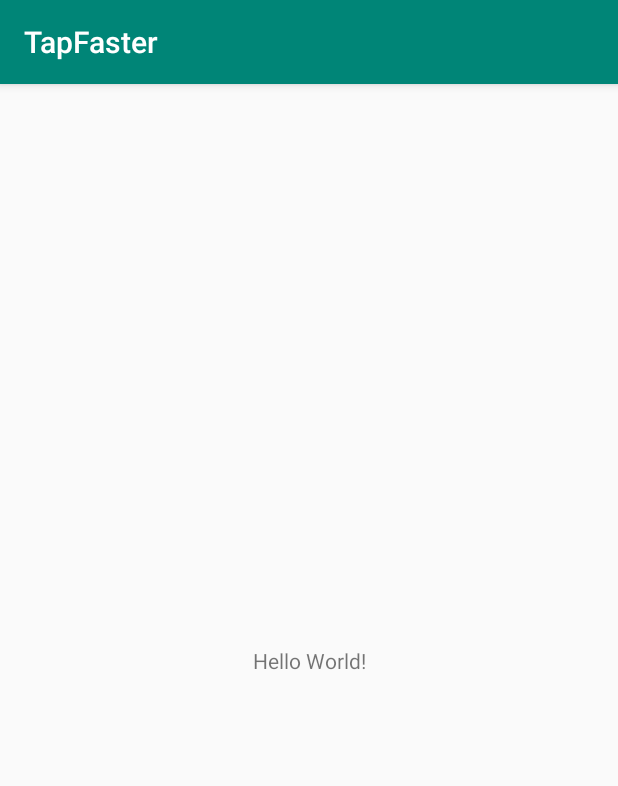
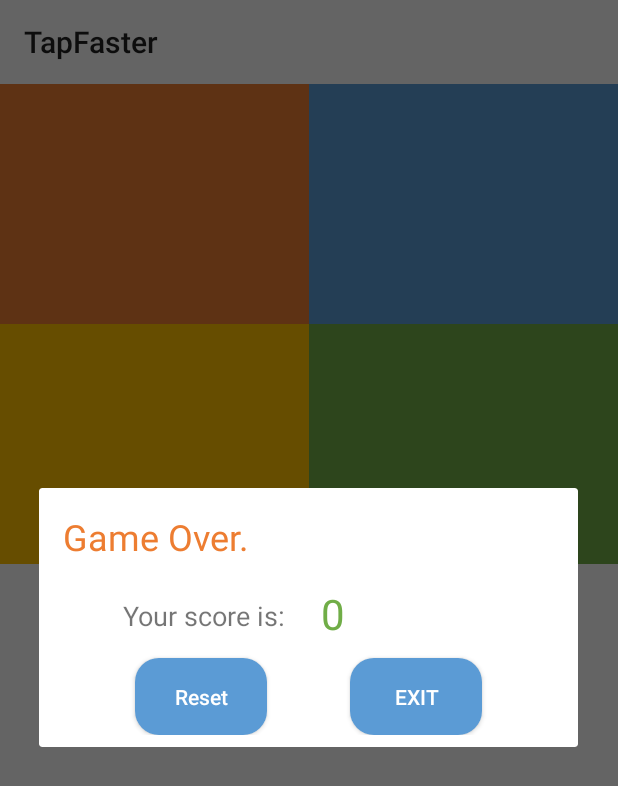
Before and after one commit to rahulkhatri19/TapFaster, an Android app: the screen it shows after launch (MainActivity before the commit, GameActivity after it), on a phone screen of 412 x 824 dp. Shown: the top 786 px of the screen. Run offline under Robolectric (Android 15) with nearby library versions, the phone set to English and light mode, and no system bars; 12 statements that could not run were skipped.

Commit message:
Game initial code

```diff
--- a/app/build.gradle
+++ b/app/build.gradle
@@ -24,7 +24,7 @@ android {
 
 dependencies {
     implementation fileTree(dir: 'libs', include: ['*.jar'])
-    implementation"org.jetbrains.kotlin:kotlin-stdlib-jdk7:$kotlin_version"
+    implementation "org.jetbrains.kotlin:kotlin-stdlib-jdk7:$kotlin_version"
     implementation 'androidx.appcompat:appcompat:1.0.2'
     implementation 'androidx.core:core-ktx:1.0.2'
     implementation 'androidx.constraintlayout:constraintlayout:1.1.3'
--- a/app/src/main/AndroidManifest.xml
+++ b/app/src/main/AndroidManifest.xml
@@ -4,18 +4,24 @@
 
     <application
         android:allowBackup="true"
-        android:icon="@mipmap/ic_launcher"
+        android:icon="@drawable/app_logo"
         android:label="@string/app_name"
-        android:roundIcon="@mipmap/ic_launcher_round"
+        android:roundIcon="@drawable/app_logo"
         android:supportsRtl="true"
         android:theme="@style/AppTheme">
-        <activity android:name=".MainActivity">
+        <activity android:name=".GameActivity"
+            android:theme="@style/AppTheme.NoActionBar">
             <intent-filter>
                 <action android:name="android.intent.action.MAIN" />
 
                 <category android:name="android.intent.category.LAUNCHER" />
             </intent-filter>
         </activity>
+        <activity android:name=".MainActivity">
+           <intent-filter>
+               <action android:name="android.intent.action.VIEW"/>
+           </intent-filter>
+        </activity>
     </application>
 
 </manifest>
--- /dev/null
+++ b/app/src/main/java/in/rahul/tapfaster/GameActivity.kt
@@ -0,0 +1,144 @@
+package `in`.rahul.tapfaster
+
+import android.app.AlertDialog
+import androidx.appcompat.app.AppCompatActivity
+import android.os.Bundle
+import android.view.View
+import android.widget.TextView
+import androidx.appcompat.widget.Toolbar
+import androidx.core.content.ContextCompat
+import kotlinx.android.synthetic.main.activity_game.*
+import kotlinx.android.synthetic.main.alert_game_layout.view.*
+import kotlin.random.Random
+
+class GameActivity : AppCompatActivity() {
+
+    var oldNum = 5
+    var score = 0
+    var boolViewClicked = true
+    var thread = Thread()
+
+    override fun onCreate(savedInstanceState: Bundle?) {
+        super.onCreate(savedInstanceState)
+        setContentView(R.layout.activity_game)
+        val toolbar = findViewById<Toolbar>(R.id.toolbar)
+        setSupportActionBar(toolbar)
+
+        view_red.setOnClickListener {
+            viewClicked(0)
+            boolViewClicked = true
+        }
+
+        view_blue.setOnClickListener {
+            boolViewClicked = true
+            viewClicked(1)
+//            view_red.setBackgroundColor(ContextCompat.getColor(this, R.color.grey))
+        }
+
+        view_yellow.setOnClickListener {
+            viewClicked(2)
+            boolViewClicked = true
+        }
+
+        view_green.setOnClickListener {
+            viewClicked(3)
+            boolViewClicked = true
+//            backToOriginColor()
+        }
+        oneSecMethod()
+    }
+
+    private fun viewClicked(i: Int) {
+        boolViewClicked = false
+        if (i == oldNum) {
+            score++
+            toolbar.title = "You Current Score: $score"
+        } else {
+            alertDialog()
+//            toolbar.title  = "Loose"
+        }
+    }
+
+    private fun oneSecMethod() {
+        thread = object : Thread(){
+            override fun run() {
+                while (!isInterrupted){
+                    try {
+                        sleep(1000)
+                        runOnUiThread {
+                            createRandomNumber()
+                            // oneSecMethod()
+                        }
+                    } catch (e: InterruptedException){
+                        currentThread().interrupt()
+                        e.printStackTrace()
+                    }
+                }
+            }
+        }
+        thread.start()
+    }
+
+    private fun checkUserClick() {
+        if (!boolViewClicked){
+//            tv_hello.text = "You Loose"
+            alertDialog()
+        }
+    }
+
+    private fun alertDialog() {
+        thread.interrupt()
+        Thread.currentThread().interrupt()
+        val builder = AlertDialog.Builder(this)
+        val alertGameLayout: View = layoutInflater.inflate(R.layout.alert_game_layout, null)
+        builder.setView(alertGameLayout)
+        val dialog = builder.create()
+        alertGameLayout.tv_score.text = score.toString()
+        alertGameLayout.btn_exit.setOnClickListener {
+            dialog.dismiss()
+            finish()
+        }
+        alertGameLayout.btn_reset.setOnClickListener {
+            dialog.dismiss()
+            score = 0
+            boolViewClicked = true
+            oneSecMethod()
+        }
+        dialog.show()
+    }
+
+
+    private fun createRandomNumber() {
+        checkUserClick()
+        backToOriginColor()
+        val random = Random.nextInt(4)
+//        Log.e("Home Act", "random: $random")
+        if (oldNum == random) {
+            createRandomNumber()
+        } else {
+            when (random) {
+                0 -> view_red.setBackgroundColor(ContextCompat.getColor(this, R.color.grey))
+                1 -> view_blue.setBackgroundColor(ContextCompat.getColor(this, R.color.grey))
+                2 -> view_yellow.setBackgroundColor(ContextCompat.getColor(this, R.color.grey))
+                3 -> view_green.setBackgroundColor(ContextCompat.getColor(this, R.color.grey))
+                else -> {
+                }
+            }
+            oldNum = random
+            boolViewClicked = false
+        }
+    }
+
+    private fun backToOriginColor() {
+        view_red.setBackgroundColor(ContextCompat.getColor(this, R.color.red))
+        view_green.setBackgroundColor(ContextCompat.getColor(this, R.color.green))
+        view_blue.setBackgroundColor(ContextCompat.getColor(this, R.color.blue))
+        view_yellow.setBackgroundColor(ContextCompat.getColor(this, R.color.yellow))
+    }
+
+    override fun onDestroy() {
+        thread.interrupt()
+        Thread.currentThread().interrupt()
+        super.onDestroy()
+    }
+}
--- /dev/null
+++ b/app/src/main/res/drawable/btn_background_blue.xml
@@ -0,0 +1,6 @@
+<?xml version="1.0" encoding="utf-8"?>
+<shape xmlns:android="http://schemas.android.com/apk/res/android"
+        android:shape="rectangle">
+    <solid android:color="@color/blue" />
+    <corners android:radius="16dp" />
+</shape>
--- /dev/null
+++ b/app/src/main/res/layout/activity_game.xml
@@ -0,0 +1,51 @@
+<?xml version="1.0" encoding="utf-8"?>
+<androidx.constraintlayout.widget.ConstraintLayout xmlns:android="http://schemas.android.com/apk/res/android"
+    xmlns:app="http://schemas.android.com/apk/res-auto"
+    xmlns:tools="http://schemas.android.com/tools"
+    android:layout_width="match_parent"
+    android:layout_height="match_parent"
+    tools:context=".GameActivity">
+
+    <androidx.appcompat.widget.Toolbar
+        android:id="@+id/toolbar"
+        android:layout_width="match_parent"
+        android:layout_height="?attr/actionBarSize"
+        app:layout_constraintStart_toStartOf="parent"
+        app:layout_constraintTop_toTopOf="parent" />
+
+    <View
+        android:id="@+id/view_red"
+        android:layout_width="0dp"
+        android:layout_height="160dp"
+        android:background="@color/red"
+        app:layout_constraintEnd_toStartOf="@id/view_blue"
+        app:layout_constraintStart_toStartOf="parent"
+        app:layout_constraintTop_toBottomOf="@id/toolbar" />
+
+    <View
+        android:id="@+id/view_blue"
+        android:layout_width="0dp"
+        android:layout_height="160dp"
+        android:background="@color/blue"
+        app:layout_constraintEnd_toEndOf="parent"
+        app:layout_constraintStart_toEndOf="@id/view_red"
+        app:layout_constraintTop_toBottomOf="@id/toolbar" />
+
+    <View
+        android:id="@+id/view_yellow"
+        android:layout_width="0dp"
+        android:layout_height="160dp"
+        android:background="@color/yellow"
+        app:layout_constraintEnd_toStartOf="@id/view_green"
+        app:layout_constraintStart_toStartOf="parent"
+        app:layout_constraintTop_toBottomOf="@id/view_red" />
+
+    <View
+        android:id="@+id/view_green"
+        android:layout_width="0dp"
+        android:layout_height="160dp"
+        android:background="@color/green"
+        app:layout_constraintEnd_toEndOf="parent"
+        app:layout_constraintStart_toEndOf="@id/view_yellow"
+        app:layout_constraintTop_toBottomOf="@id/view_red" />
+</androidx.constraintlayout.widget.ConstraintLayout>
--- /dev/null
+++ b/app/src/main/res/layout/alert_game_layout.xml
@@ -0,0 +1,74 @@
+<?xml version="1.0" encoding="utf-8"?>
+<androidx.constraintlayout.widget.ConstraintLayout xmlns:android="http://schemas.android.com/apk/res/android"
+        xmlns:app="http://schemas.android.com/apk/res-auto"
+        android:layout_width="match_parent"
+        android:layout_height="wrap_content"
+        android:padding="8dp"
+        android:orientation="vertical">
+
+    <androidx.constraintlayout.widget.Guideline
+            android:layout_width="wrap_content"
+            android:layout_height="wrap_content"
+            android:orientation="vertical"
+            app:layout_constraintGuide_percent=".50"
+            app:layout_constraintStart_toStartOf="parent"
+            app:layout_constraintTop_toTopOf="parent"
+            android:id="@+id/gl_50"/>
+
+    <TextView
+            android:id="@+id/tv_game_over"
+            android:layout_width="match_parent"
+            android:layout_height="wrap_content"
+            android:textColor="@color/red"
+            android:padding="8dp"
+            android:text="Game Over."
+            android:textSize="24sp"
+            app:layout_constraintStart_toStartOf="parent"
+            app:layout_constraintTop_toTopOf="parent" />
+
+    <TextView
+            android:id="@+id/tv_your_score"
+            android:layout_width="wrap_content"
+            android:layout_height="wrap_content"
+            android:padding="16dp"
+            android:text="Your score is:"
+            android:textSize="18sp"
+            app:layout_constraintEnd_toStartOf="@id/gl_50"
+            app:layout_constraintTop_toBottomOf="@id/tv_game_over" />
+
+    <TextView
+            android:id="@+id/tv_score"
+            android:layout_width="wrap_content"
+            android:layout_height="wrap_content"
+            android:padding="8dp"
+            android:text="0"
+            android:textColor="@color/green"
+            android:textSize="28sp"
+            app:layout_constraintStart_toEndOf="@id/gl_50"
+            app:layout_constraintTop_toBottomOf="@id/tv_game_over" />
+
+    <Button
+            android:layout_width="wrap_content"
+            android:layout_height="wrap_content"
+            android:id="@+id/btn_reset"
+            android:text="Reset"
+            android:textColor="@android:color/white"
+            android:background="@drawable/btn_background_blue"
+            android:textAllCaps="false"
+            app:layout_constraintStart_toStartOf="parent"
+            app:layout_constraintEnd_toStartOf="@id/btn_exit"
+            app:layout_constraintTop_toBottomOf="@id/tv_your_score"
+            android:padding="16dp"/>
+
+    <Button
+            android:layout_width="wrap_content"
+            android:layout_height="wrap_content"
+            android:id="@+id/btn_exit"
+            android:textColor="@android:color/white"
+            android:background="@drawable/btn_background_blue"
+            android:text="Exit"
+            app:layout_constraintStart_toEndOf="@id/btn_reset"
+            app:layout_constraintEnd_toEndOf="parent"
+            app:layout_constraintTop_toBottomOf="@id/tv_your_score"
+            android:padding="16dp"/>
+</androidx.constraintlayout.widget.ConstraintLayout>
--- a/app/src/main/res/values/colors.xml
+++ b/app/src/main/res/values/colors.xml
@@ -3,4 +3,9 @@
     <color name="colorPrimary">#008577</color>
     <color name="colorPrimaryDark">#00574B</color>
     <color name="colorAccent">#D81B60</color>
+    <color name="red">#ED7D31</color>
+    <color name="yellow">#FFC000</color>
+    <color name="blue">#5B9BD5</color>
+    <color name="green">#70AD47</color>
+    <color name="grey">#dedede</color>
 </resources>
--- a/app/src/main/res/values/styles.xml
+++ b/app/src/main/res/values/styles.xml
@@ -7,5 +7,8 @@
         <item name="colorPrimaryDark">@color/colorPrimaryDark</item>
         <item name="colorAccent">@color/colorAccent</item>
     </style>
-
+    <style name="AppTheme.NoActionBar">
+        <item name="windowActionBar">false</item>
+        <item name="windowNoTitle">true</item>
+    </style>
 </resources>
```
Also changed, not shown: app/src/main/res/drawable/app_logo.xml (renamed from app/src/main/res/drawable/ic_pointing.xml).
